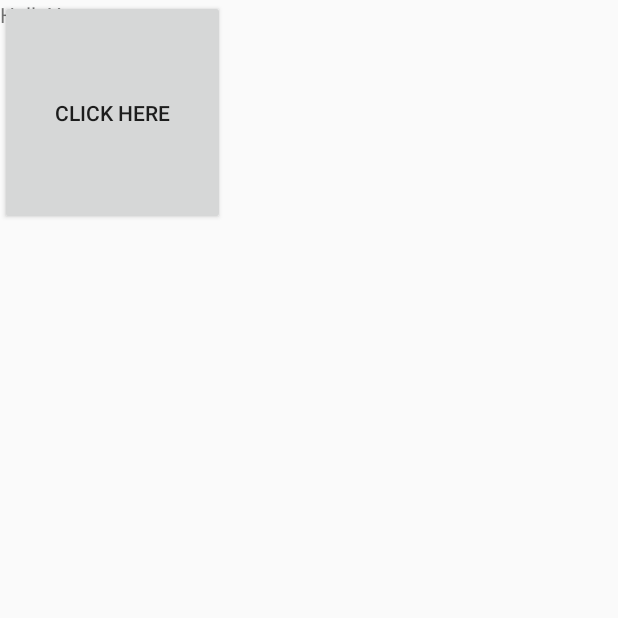
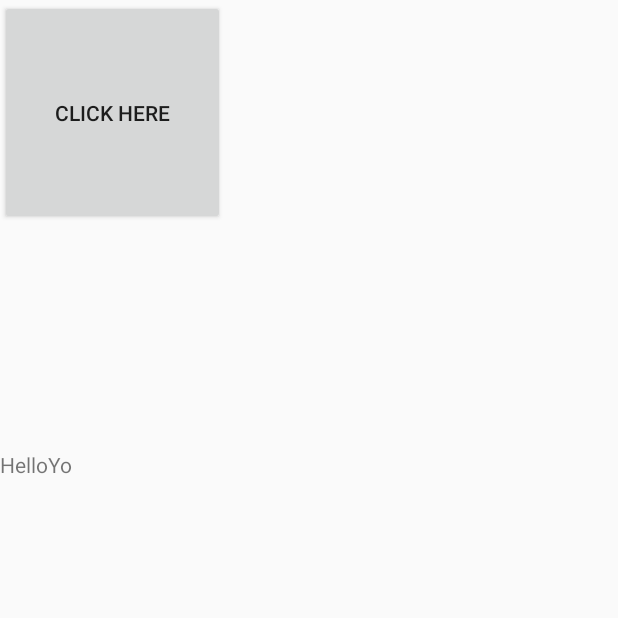
Before and after one commit to lildyl6/LLC1, an Android app built with Jetpack Compose: the screen it shows after launch (MainActivity), on a phone screen of 412 x 824 dp, the top half of it. Run offline under Robolectric (Android 15) with nearby library versions, the phone set to English and light mode, and no system bars.

Commit message:
first commit

```diff
--- a/app/src/main/res/layout/main_activity.xml
+++ b/app/src/main/res/layout/main_activity.xml
@@ -10,7 +10,11 @@
         android:id="@+id/textView"
         android:layout_width="match_parent"
         android:layout_height="wrap_content"
-        android:text="HelloYo" />
+        android:text="HelloYo"
+        app:layout_constraintLeft_toLeftOf="parent"
+        app:layout_constraintRight_toRightOf="parent"
+        app:layout_constraintTop_toTopOf="parent"
+        android:layout_marginTop="300sp" />
 
     <Button
         android:id="@+id/button"
```
